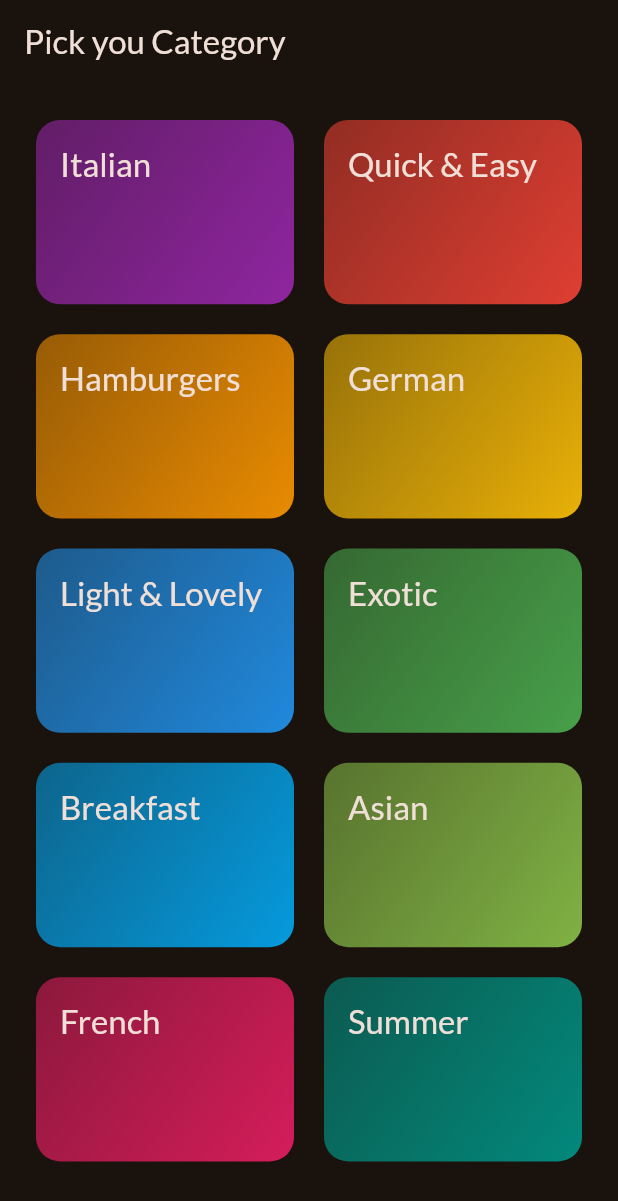
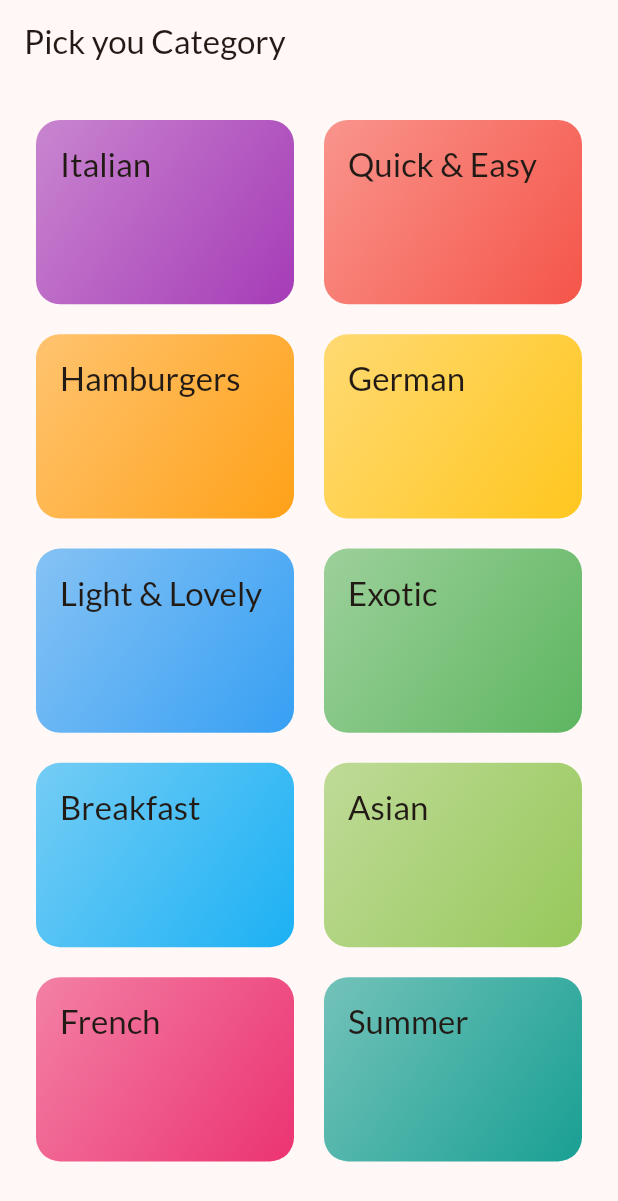
Before and after one commit to yashraj9922/meals_app, a Flutter app: the screen it shows after launch, on a phone screen of 412 x 824 dp. Shown: the top 1201 px of the screen. Run offline on Flutter 3.47's test engine with Material 2 defaults, Android fonts, the phone set to English and light mode, and no system bars; our stand-ins replace google_fonts.

Commit message:
auto theme change ThemeMode.system

```diff
--- a/lib/main.dart
+++ b/lib/main.dart
@@ -5,7 +5,6 @@ import 'package:meals_app/screen/categories.dart';
 final theme = ThemeData(
   useMaterial3: true,
   colorScheme: ColorScheme.fromSeed(
-    brightness: Brightness.dark,
     seedColor: const Color.fromARGB(255, 131, 57, 0),
   ),
   textTheme: GoogleFonts.latoTextTheme(),
@@ -21,6 +20,8 @@ class App extends StatelessWidget {
   @override
   Widget build(BuildContext context) {
     return MaterialApp(
+      darkTheme: ThemeData.dark(),
+      themeMode: ThemeMode.system,
       debugShowCheckedModeBanner: false,
       theme: theme,
       // home: const CategoriesScreen(),
```
